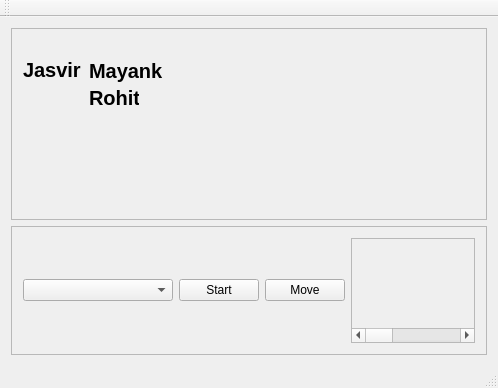
First picture: the form in mainwindow.ui, repository jasvir99/Journey_CSULB, before the edit.
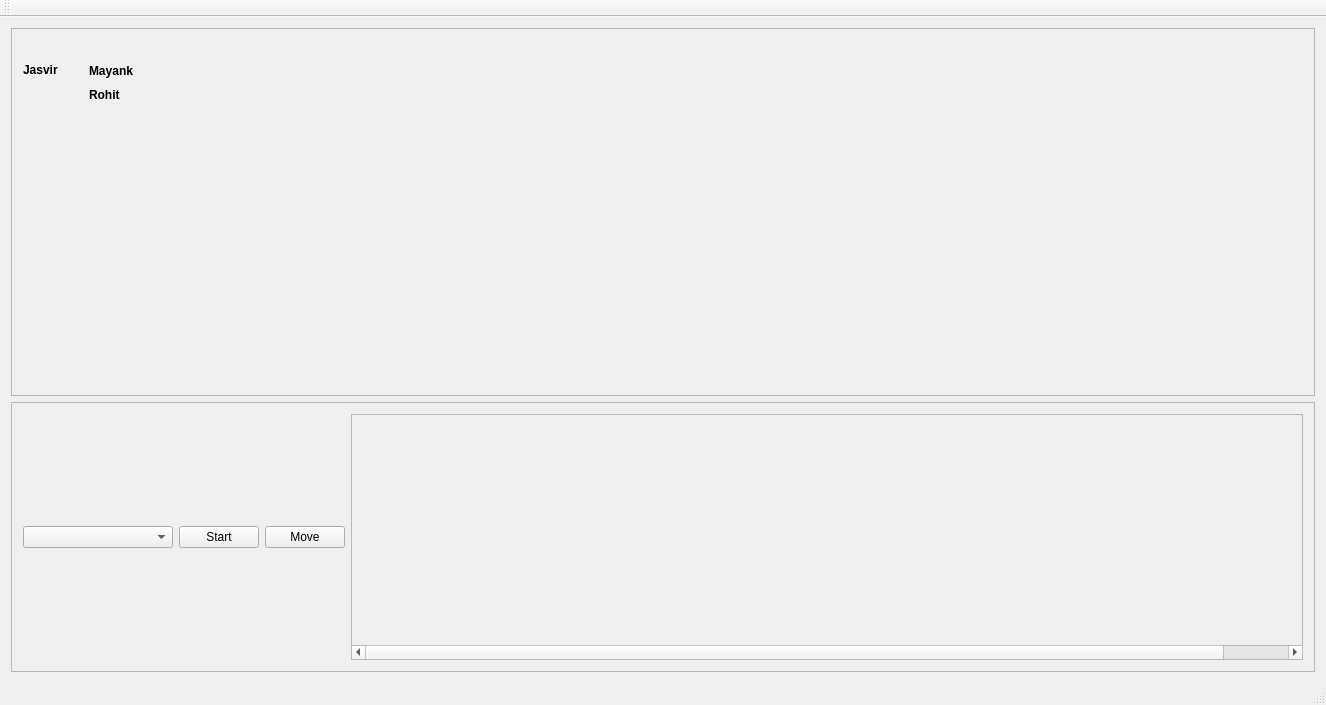
Second picture: the form after the edit.

Commit message: change in font size and screen size

Patch:
```diff
--- a/mainwindow.ui
+++ b/mainwindow.ui
@@ -6,8 +6,8 @@
    <rect>
     <x>0</x>
     <y>0</y>
-    <width>498</width>
-    <height>388</height>
+    <width>1326</width>
+    <height>705</height>
    </rect>
   </property>
   <property name="maximumSize">
@@ -29,6 +29,12 @@
         <height>0</height>
        </size>
       </property>
+      <property name="maximumSize">
+       <size>
+        <width>16777215</width>
+        <height>16765000</height>
+       </size>
+      </property>
       <property name="widgetResizable">
        <bool>true</bool>
       </property>
@@ -37,8 +43,8 @@
         <rect>
          <x>0</x>
          <y>0</y>
-         <width>478</width>
-         <height>198</height>
+         <width>1298</width>
+         <height>352</height>
         </rect>
        </property>
        <layout class="QFormLayout" name="formLayout">
@@ -68,7 +74,7 @@
           </property>
           <property name="font">
            <font>
-            <pointsize>15</pointsize>
+            <pointsize>9</pointsize>
             <weight>75</weight>
             <bold>true</bold>
            </font>
@@ -94,7 +100,7 @@
           </property>
           <property name="font">
            <font>
-            <pointsize>15</pointsize>
+            <pointsize>9</pointsize>
             <weight>75</weight>
             <bold>true</bold>
            </font>
@@ -120,7 +126,7 @@
           </property>
           <property name="font">
            <font>
-            <pointsize>15</pointsize>
+            <pointsize>9</pointsize>
             <weight>75</weight>
             <bold>true</bold>
            </font>
@@ -143,7 +149,7 @@
       <property name="maximumSize">
        <size>
         <width>16777215</width>
-        <height>129</height>
+        <height>270</height>
        </size>
       </property>
       <property name="widgetResizable">
@@ -154,8 +160,8 @@
         <rect>
          <x>0</x>
          <y>0</y>
-         <width>478</width>
-         <height>127</height>
+         <width>1298</width>
+         <height>268</height>
         </rect>
        </property>
        <layout class="QHBoxLayout" name="horizontalLayout">
@@ -205,8 +211,8 @@
             <rect>
              <x>0</x>
              <y>0</y>
-             <width>1018</width>
-             <height>94</height>
+             <width>1026</width>
+             <height>214</height>
             </rect>
            </property>
            <layout class="QVBoxLayout" name="verticalLayout_2">
```
The commit also changes 1 other file.
